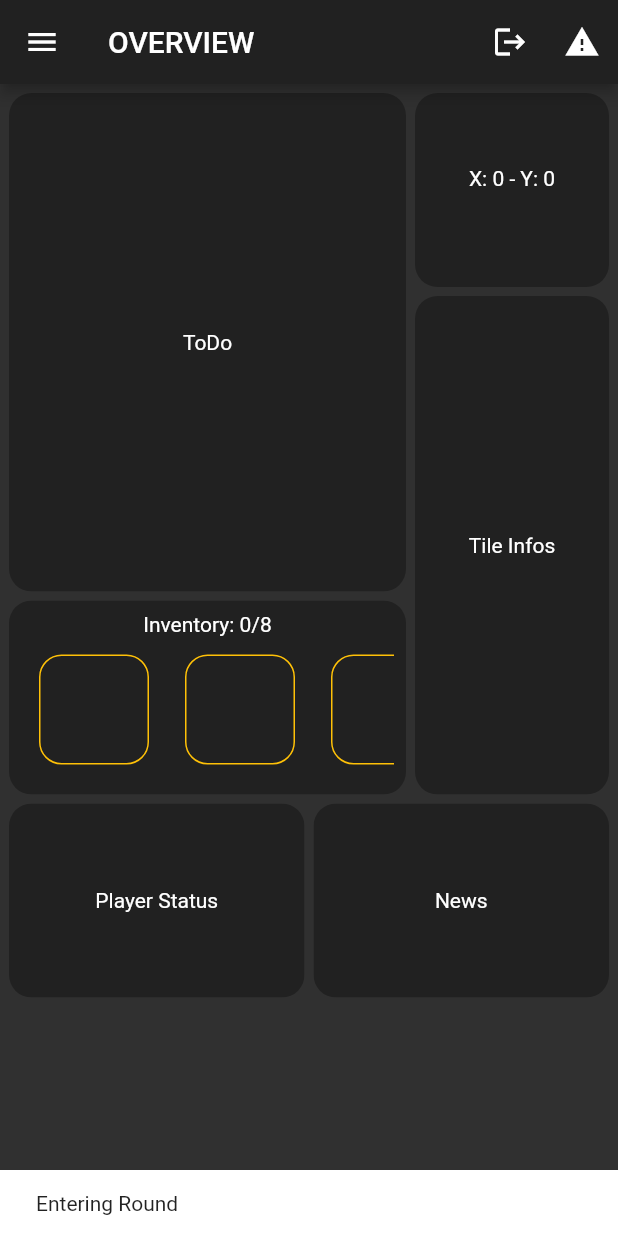
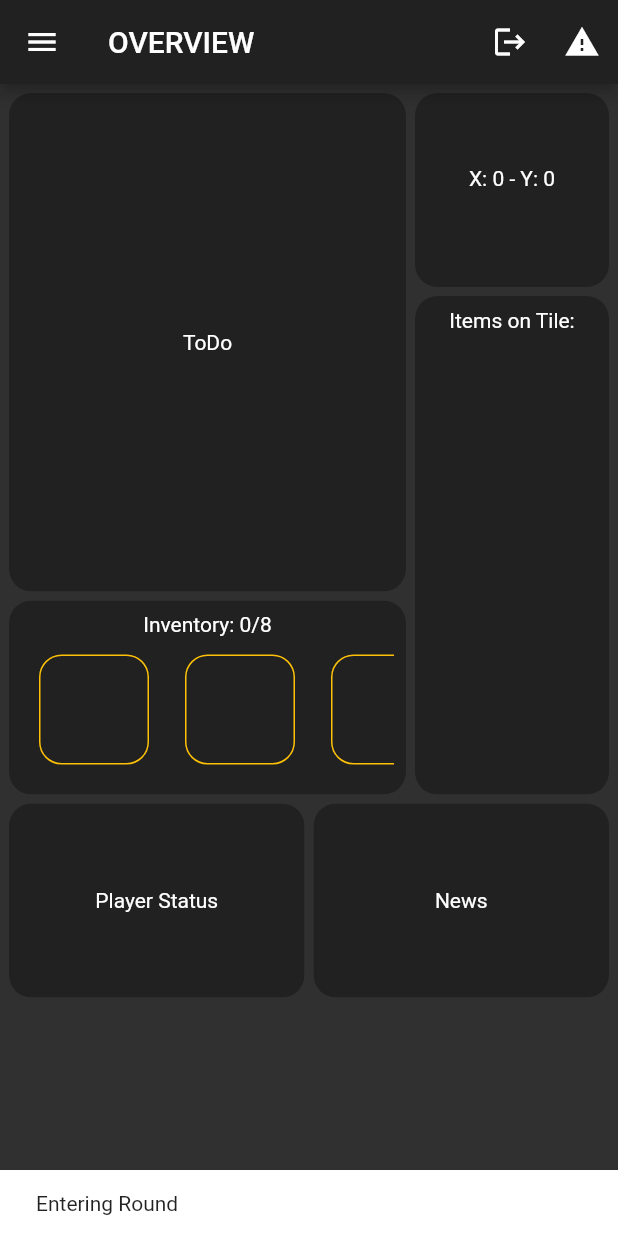
Before and after one commit to Xanta55/eatAllFungus_0.9, a Flutter app: the screen it shows once a user with an empty profile is signed in, after a tap on "Create Empty World", after a tap on "Tester", on a phone screen of 412 x 824 dp. Run offline on Flutter 3.47's test engine with Material 2 defaults, Android fonts, the phone set to English and light mode, and no system bars; our stand-ins replace cloud_firestore, firebase_auth, firebase_core, firebase_storage, flutter_hooks, freezed_annotation and 2 more; accounts and stored records are empty; generated files the repository leaves out were written again.

Commit message:
Added Tileinventory to overview

```diff
--- a/eat_all_fungus/lib/views/inGame/overview/overviewSubWidgets.dart
+++ b/eat_all_fungus/lib/views/inGame/overview/overviewSubWidgets.dart
@@ -122,16 +122,42 @@ class _buildInventory extends HookWidget {
   }
 }
 
-class _buildTileInfo extends StatelessWidget {
+class _buildTileInfo extends HookWidget {
   const _buildTileInfo();
 
   @override
   Widget build(BuildContext context) {
+    final tileController = useProvider(mapTileControllerProvider);
     return Panel(
       child: Container(
         color: Colors.grey[colorIntensity],
         child: Center(
-          child: Text('Tile Infos'),
+          child: StreamBuilder(
+            stream: tileController,
+            builder: (context, snapshot) {
+              if (snapshot.connectionState == ConnectionState.active) {
+                final itemWidgetList = buildTileInventoryList(
+                    tileInventory: (snapshot.data as MapTile).inventory);
+                return Padding(
+                  padding: const EdgeInsets.all(8.0),
+                  child: Column(
+                    children: [
+                      Text('Items on Tile:'),
+                      Expanded(
+                        child: ListView(
+                          shrinkWrap: true,
+                          physics: ClampingScrollPhysics(),
+                          children: itemWidgetList,
+                        ),
+                      )
+                    ],
+                  ),
+                );
+              } else {
+                return CircularProgressIndicator();
+              }
+            },
+          ),
         ),
       ),
     );
--- a/eat_all_fungus/lib/views/widgets/items/inventory.dart
+++ b/eat_all_fungus/lib/views/widgets/items/inventory.dart
@@ -1,6 +1,8 @@
 import 'package:eat_all_fungus/controllers/playerController.dart';
+import 'package:eat_all_fungus/controllers/tileController.dart';
 import 'package:eat_all_fungus/services/imageRepository.dart';
 import 'package:flutter/material.dart';
+import 'package:flutter_hooks/flutter_hooks.dart';
 import 'package:hooks_riverpod/hooks_riverpod.dart';
 
 List<Widget> buildPlayerInventoryList() {
@@ -23,7 +25,22 @@ List<Widget> buildPlayerInventoryList() {
   return outputList;
 }
 
-Widget ItemBox({required String item}) {
+List<Widget> buildTileInventoryList({required List<String> tileInventory}) {
+  List<Widget> outputList = <Widget>[];
+  for (String item in tileInventory) {
+    outputList.add(ItemBox(item: item));
+  }
+  //outputList.add(ItemBox(item: ''));
+  return outputList;
+}
+
+class ItemBox extends HookWidget {
+  final String item;
+
+  const ItemBox({required this.item});
+
+  @override
+  Widget build(BuildContext context) {
     final imageProvider = useProvider(imageRepository);
     return Padding(
       padding: const EdgeInsets.all(12.0),
@@ -42,10 +59,7 @@ Widget ItemBox({required String item}) {
                       ),
                     );
                   } else {
-                  return Container(
-                      decoration: BoxDecoration(
-                          border: Border.all(color: Colors.amber)),
-                      child: CircularProgressIndicator());
+                    return Container(child: CircularProgressIndicator());
                   }
                 })
             : Container(
@@ -56,3 +70,4 @@ Widget ItemBox({required String item}) {
       ),
     );
   }
+}
```
Lines whose indentation alone changed are shown as unchanged.
